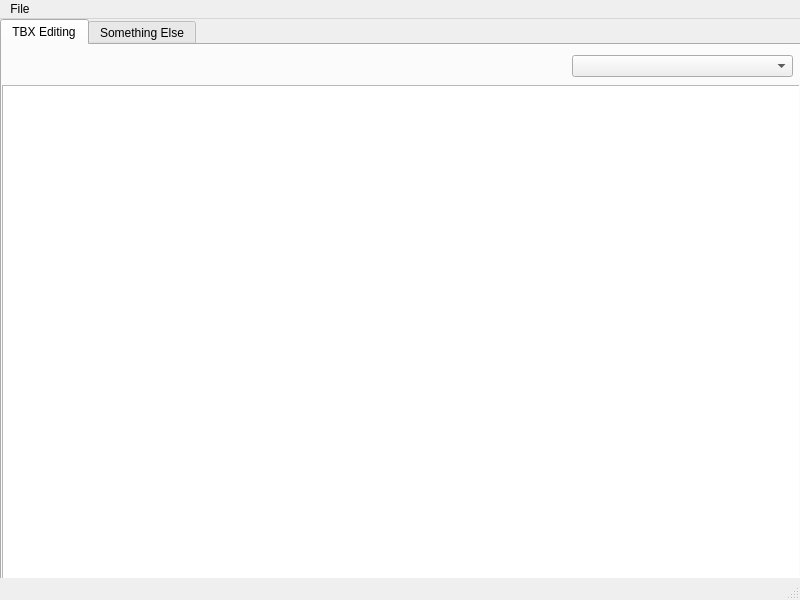
Old version of the form DragonTimeSpace/DBTaSLTool/DBTaSLTool/mainwindow.ui in the repository atidot3/DragonTimeSpace.
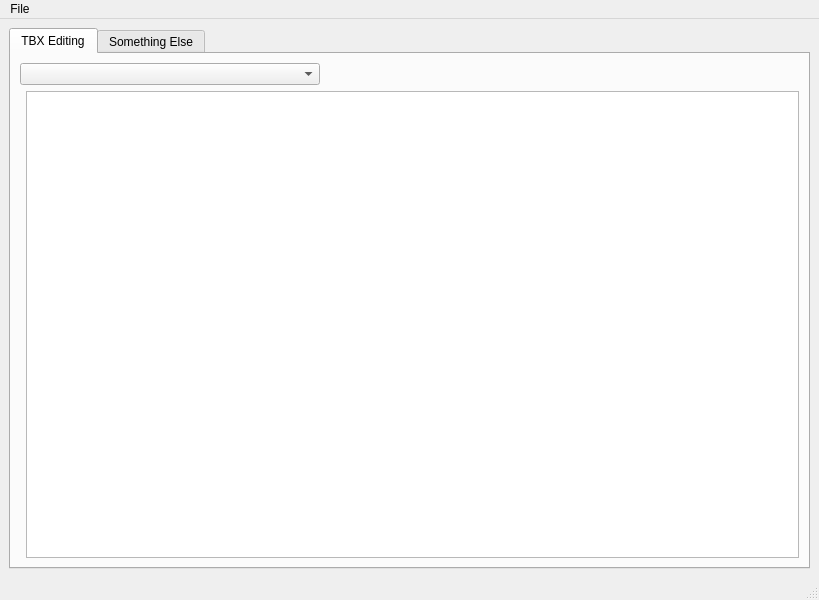
New version of the form.

```diff
--- a/DragonTimeSpace/DBTaSLTool/DBTaSLTool/mainwindow.ui
+++ b/DragonTimeSpace/DBTaSLTool/DBTaSLTool/mainwindow.ui
@@ -6,7 +6,7 @@
    <rect>
     <x>0</x>
     <y>0</y>
-    <width>800</width>
+    <width>819</width>
     <height>600</height>
    </rect>
   </property>
@@ -14,21 +14,23 @@
    <string>MainWindow</string>
   </property>
   <widget class="QWidget" name="centralwidget">
+   <layout class="QGridLayout" name="gridLayout_2">
+    <item row="0" column="0">
+     <layout class="QGridLayout" name="gridLayout">
+      <property name="sizeConstraint">
+       <enum>QLayout::SetMaximumSize</enum>
+      </property>
+      <item row="0" column="0">
    <widget class="QTabWidget" name="tabWidget">
-    <property name="geometry">
-     <rect>
-      <x>0</x>
-      <y>0</y>
-      <width>801</width>
-      <height>561</height>
-     </rect>
-    </property>
     <property name="sizePolicy">
-     <sizepolicy hsizetype="Maximum" vsizetype="Maximum">
+         <sizepolicy hsizetype="Expanding" vsizetype="Expanding">
       <horstretch>0</horstretch>
       <verstretch>0</verstretch>
      </sizepolicy>
     </property>
+        <property name="autoFillBackground">
+         <bool>true</bool>
+        </property>
     <property name="currentIndex">
      <number>0</number>
     </property>
@@ -36,27 +38,27 @@
      <attribute name="title">
       <string>TBX Editing</string>
      </attribute>
+         <layout class="QFormLayout" name="formLayout">
+          <item row="0" column="0" colspan="2">
      <widget class="QComboBox" name="cbTBXNames">
-      <property name="geometry">
-       <rect>
-        <x>570</x>
-        <y>10</y>
-        <width>221</width>
-        <height>22</height>
-       </rect>
-      </property>
-     </widget>
+            <property name="sizePolicy">
+             <sizepolicy hsizetype="Fixed" vsizetype="Fixed">
+              <horstretch>50</horstretch>
+              <verstretch>0</verstretch>
+             </sizepolicy>
+            </property>
+            <property name="minimumSize">
+             <size>
+              <width>300</width>
+              <height>0</height>
+             </size>
+            </property>
+           </widget>
+          </item>
+          <item row="1" column="1">
      <widget class="QTableWidget" name="dataTable">
-      <property name="geometry">
-       <rect>
-        <x>0</x>
-        <y>40</y>
-        <width>801</width>
-        <height>501</height>
-       </rect>
-      </property>
       <property name="sizePolicy">
-       <sizepolicy hsizetype="Maximum" vsizetype="Maximum">
+             <sizepolicy hsizetype="Expanding" vsizetype="Expanding">
         <horstretch>0</horstretch>
         <verstretch>0</verstretch>
        </sizepolicy>
@@ -68,6 +70,8 @@
        <enum>Qt::SolidLine</enum>
       </property>
      </widget>
+          </item>
+         </layout>
     </widget>
     <widget class="QWidget" name="tab_2">
      <attribute name="title">
@@ -75,13 +79,17 @@
      </attribute>
     </widget>
    </widget>
+      </item>
+     </layout>
+    </item>
+   </layout>
   </widget>
   <widget class="QMenuBar" name="menubar">
    <property name="geometry">
     <rect>
      <x>0</x>
      <y>0</y>
-     <width>800</width>
+     <width>819</width>
      <height>21</height>
     </rect>
    </property>
```
Lines whose indentation alone changed are shown as unchanged.
